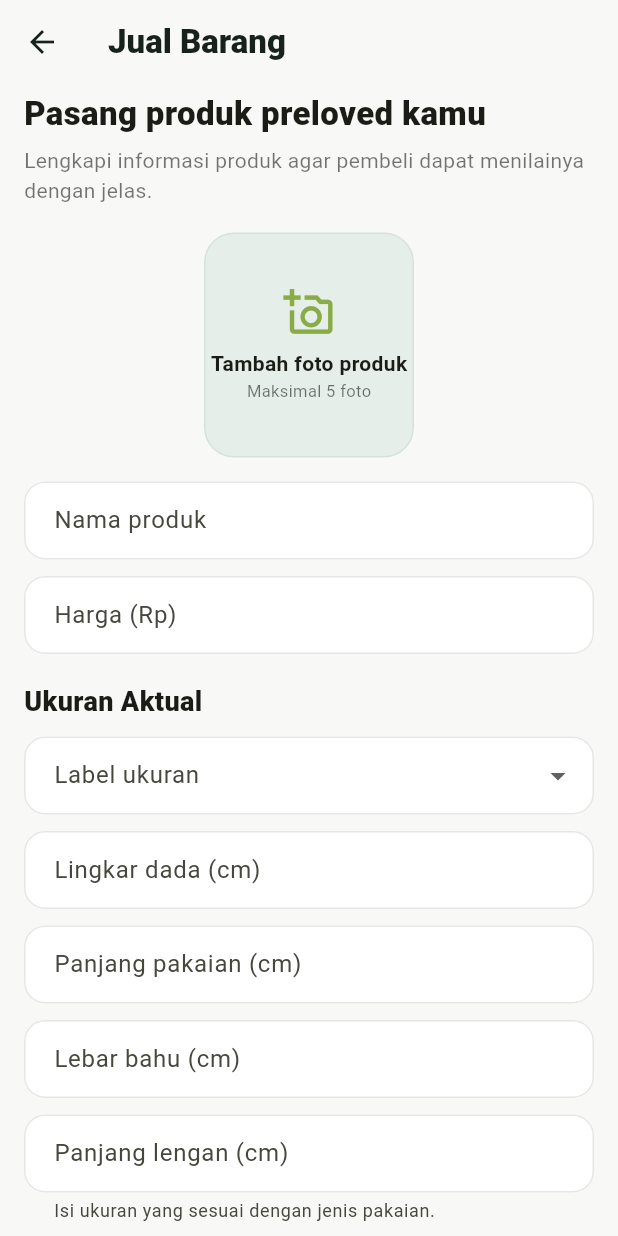
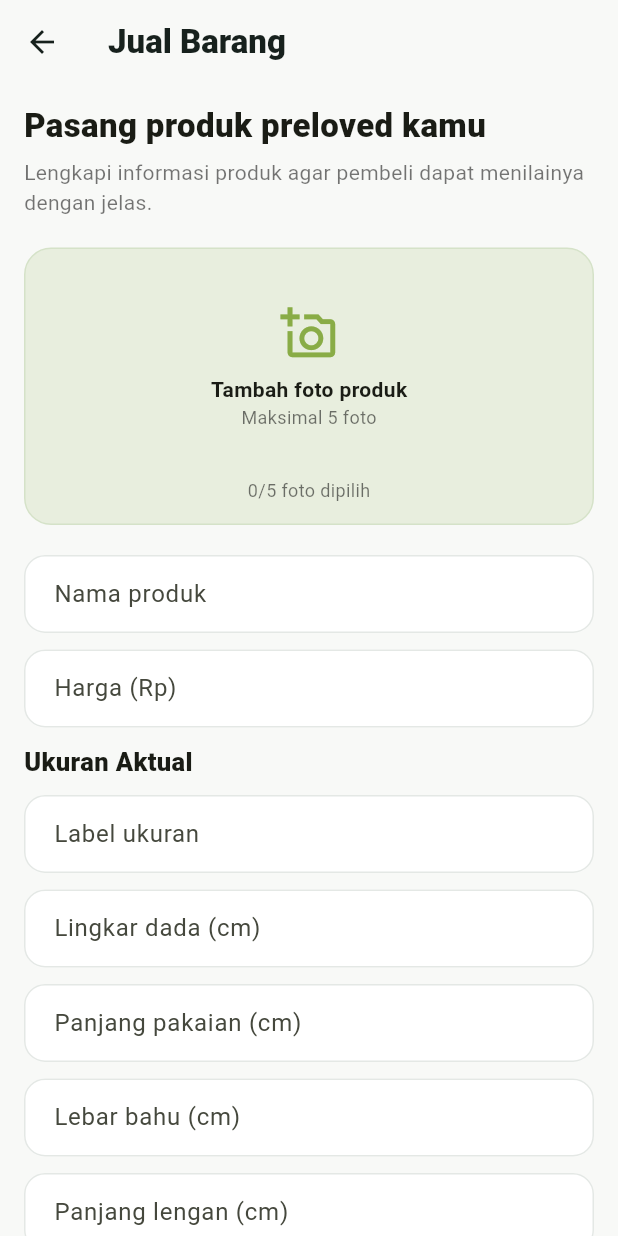
Before and after one commit to IchiMarchalinaPutriRaswa/praktikumPAB, a Flutter app: the SellPage screen opened directly, after a tap on "Tambah foto produk", on a phone screen of 412 x 824 dp. Run offline on Flutter 3.47's test engine with Material 3 defaults, Android fonts, the phone set to English and light mode, and no system bars; our stand-ins replace image_picker; network calls fail.

Commit message:
PreloWear

```diff
--- a/lib/pages/cart_page.dart
+++ b/lib/pages/cart_page.dart
@@ -1,4 +1,3 @@
-
 import 'dart:typed_data';
 import 'package:flutter/material.dart';
 import '../store/cart_store.dart';
--- a/lib/pages/product_detail_page.dart
+++ b/lib/pages/product_detail_page.dart
@@ -1,4 +1,3 @@
-
 import 'dart:typed_data';
 import 'package:flutter/material.dart';
 import '../store/cart_store.dart';
--- a/lib/pages/sell_page.dart
+++ b/lib/pages/sell_page.dart
@@ -1,4 +1,3 @@
-
 import 'dart:typed_data';
 import 'package:flutter/material.dart';
 import 'package:image_picker/image_picker.dart';
@@ -11,181 +10,171 @@ class SellPage extends StatefulWidget {
 }
 
 class _SellPageState extends State<SellPage> {
-  final formKey = GlobalKey<FormState>();
-  final nameController = TextEditingController(), priceController = TextEditingController();
-  final chestController = TextEditingController(), lengthController = TextEditingController();
-  final shoulderController = TextEditingController(), sleeveController = TextEditingController();
-  final descriptionController = TextEditingController(), defectsController = TextEditingController();
+  final nameC = TextEditingController();
+  final priceC = TextEditingController();
+  final descriptionC = TextEditingController();
+  final sizeC = TextEditingController();
+  final chestC = TextEditingController();
+  final lengthC = TextEditingController();
+  final shoulderC = TextEditingController();
+  final sleeveC = TextEditingController();
+  final defectsC = TextEditingController();
   final picker = ImagePicker();
-
-  String condition = 'Sangat baik';
-  String? sizeLabel;
   final List<Uint8List> photos = [];
-  bool hasStain = false, hasHole = false, hasDamagedSeam = false, hasFadedColor = false;
+  Uint8List? evidence;
+  String condition = 'Kondisi sangat baik';
 
   @override
   void dispose() {
-    for (final c in [nameController, priceController, chestController, lengthController, shoulderController, sleeveController, descriptionController, defectsController]) { c.dispose(); }
+    nameC.dispose(); priceC.dispose(); descriptionC.dispose();
+    sizeC.dispose(); chestC.dispose(); lengthC.dispose();
+    shoulderC.dispose(); sleeveC.dispose(); defectsC.dispose();
     super.dispose();
   }
 
-  Future<void> pickPhoto() async {
-    try {
+  void message(String value) => ScaffoldMessenger.of(context).showSnackBar(SnackBar(content: Text(value)));
+
+  Future<void> pickPhotos() async {
     final remaining = 5 - photos.length;
-      if (remaining <= 0) {
-        ScaffoldMessenger.of(context).showSnackBar(const SnackBar(content: Text('Maksimal 5 foto produk.')));
-        return;
+    if (remaining <= 0) { message('Maksimal 5 foto produk.'); return; }
+    final files = await picker.pickMultiImage(imageQuality: 80); if (files.isEmpty) return;
+    final bytes = <Uint8List>[];
+    for (final file in files.take(remaining)) {
+      bytes.add(await file.readAsBytes());
     }
-      final files = await picker.pickMultiImage(imageQuality: 85);
-      if (files.isEmpty || !mounted) return;
-      final selected = files.take(remaining).toList();
-      final bytes = await Future.wait(selected.map((file) => file.readAsBytes()));
-      if (!mounted) return;
-      setState(() => photos.addAll(bytes));
-      if (files.length > remaining) {
-        ScaffoldMessenger.of(context).showSnackBar(SnackBar(content: Text('Hanya $remaining foto yang ditambahkan karena batas maksimal 5 foto.')));
-      }
-    } catch (_) {
-      if (mounted) ScaffoldMessenger.of(context).showSnackBar(const SnackBar(content: Text('Gagal memilih foto. Coba lagi.')));
-    }
+    if (mounted) setState(() => photos.addAll(bytes));
   }
 
-  String formatPrice(int v) => 'Rp${v.toString().replaceAllMapped(RegExp(r'\B(?=(\d{3})+(?!\d))'), (_) => '.')}';
-  double? measure(TextEditingController c) => c.text.trim().isEmpty ? null : double.tryParse(c.text.trim().replaceAll(',', '.'));
-
-  Widget field(String label, TextEditingController c, {bool required = false, bool numeric = false, bool price = false, int maxLines = 1, String? helper}) => Padding(
-    padding: const EdgeInsets.only(bottom: 11),
-    child: TextFormField(controller: c, maxLines: maxLines,
-      keyboardType: price ? TextInputType.number : numeric ? const TextInputType.numberWithOptions(decimal: true) : TextInputType.text,
-      decoration: InputDecoration(labelText: label, helperText: helper),
-      validator: (v) {
-        final text = v?.trim() ?? '';
-        if (required && text.isEmpty) return '$label wajib diisi.';
-        if (price && text.isNotEmpty) { final n = int.tryParse(text.replaceAll(RegExp(r'[^0-9]'), '')); if (n == null || n <= 0) return 'Masukkan harga yang valid.'; }
-        else if (numeric && text.isNotEmpty) { final n = double.tryParse(text.replaceAll(',', '.')); if (n == null || n <= 0) return 'Masukkan ukuran lebih dari 0 cm.'; }
-        return null;
-      },
-    ),
-  );
-
-  Widget photoPicker() => LayoutBuilder(builder: (context, constraints) =>
-    SizedBox(height: 150, child: SingleChildScrollView(
-      scrollDirection: Axis.horizontal,
-      child: ConstrainedBox(
-        constraints: BoxConstraints(minWidth: constraints.maxWidth),
-        child: Row(mainAxisAlignment: MainAxisAlignment.center, mainAxisSize: MainAxisSize.min,
-          children: [
-            if (photos.length < 5)
-              GestureDetector(onTap: pickPhoto, child: Container(
-                width: 140, height: 150,
-                decoration: BoxDecoration(color: const Color(0xFFE5EEE9), borderRadius: BorderRadius.circular(20), border: Border.all(color: const Color(0xFFD5E2DC))),
-                child: const Column(mainAxisAlignment: MainAxisAlignment.center, children: [
-                  Icon(Icons.add_a_photo_outlined, size: 34, color: Color(0xFF89AC46)),
-                  SizedBox(height: 7),
-                  Text('Tambah foto produk', style: TextStyle(fontWeight: FontWeight.w700)),
-                  Text('Maksimal 5 foto', style: TextStyle(fontSize: 11, color: Colors.black54)),
-                ]),
-              )),
-            ...photos.asMap().entries.map((entry) => Container(
-              width: 110, height: 150, margin: const EdgeInsets.only(left: 10),
-              child: Stack(children: [
-                Positioned.fill(child: ClipRRect(borderRadius: BorderRadius.circular(18), child: Image.memory(entry.value, fit: BoxFit.cover))),
-                Positioned(top: 4, right: 4, child: IconButton(
-                  onPressed: () => setState(() => photos.removeAt(entry.key)),
-                  icon: const Icon(Icons.close),
-                  style: IconButton.styleFrom(backgroundColor: Colors.white),
-                )),
-                Positioned(bottom: 5, left: 5, child: Container(
-                  padding: const EdgeInsets.symmetric(horizontal: 7, vertical: 3),
-                  decoration: BoxDecoration(color: Colors.black54, borderRadius: BorderRadius.circular(10)),
-                  child: Text('${entry.key + 1}', style: const TextStyle(color: Colors.white, fontSize: 11)),
-                )),
-              ]),
-            )),
-          ],
-        ),
-      ),
-    )),
-  );
-
-  String buildDefects() {
-    final values = <String>[
-      if (hasStain) 'Terdapat noda', if (hasHole) 'Terdapat lubang',
-      if (hasDamagedSeam) 'Jahitan rusak', if (hasFadedColor) 'Warna memudar',
-      if (defectsController.text.trim().isNotEmpty) defectsController.text.trim(),
-    ];
-    return values.isEmpty ? 'Tidak ada kekurangan yang diketahui penjual.' : values.join('. ');
+  Future<void> pickEvidence() async {
+    final file = await picker.pickImage(
+      source: ImageSource.gallery, imageQuality: 80);
+    if (file == null) return;
+    final bytes = await file.readAsBytes();
+    if (mounted) setState(() => evidence = bytes);
   }
 
-  void submitProduct() {
-    if (!formKey.currentState!.validate()) return;
-    if (photos.isEmpty) {
-      ScaffoldMessenger.of(context).showSnackBar(const SnackBar(content: Text('Pilih minimal satu foto produk terlebih dahulu.')));
-      return;
+  double? measure(TextEditingController c) {
+    final value = double.tryParse(c.text.trim().replaceAll(',', '.')); return value != null && value > 0 ? value : null;
   }
-    final price = int.parse(priceController.text.replaceAll(RegExp(r'[^0-9]'), ''));
+
+  void submit() {
+    final name = nameC.text.trim();
+    final raw = priceC.text.replaceAll(RegExp(r'[^0-9]'), '');
+    if (name.isEmpty || raw.isEmpty || photos.isEmpty) { message('Isi nama, harga, dan minimal satu foto produk.'); return; }
+    final number = int.tryParse(raw);
+    if (number == null || number <= 0) { message('Masukkan harga yang valid.'); return; }
+    final price = 'Rp${number.toString().replaceAllMapped(
+      RegExp(r'\B(?=(\d{3})+(?!\d))'), (_) => '.')}';
     ProductStore.add(ProductItem(
-      name: nameController.text.trim(), price: formatPrice(price),
-      condition: 'Kondisi $condition', images: List<Uint8List>.from(photos),
-      sizeLabel: sizeLabel!, chestCm: measure(chestController), lengthCm: measure(lengthController),
-      shoulderCm: measure(shoulderController), sleeveCm: measure(sleeveController),
-      description: descriptionController.text.trim().isEmpty ? 'Deskripsi produk belum ditambahkan oleh penjual.' : descriptionController.text.trim(),
-      defects: buildDefects(),
+      name: name, price: price, condition: condition,
+      images: List<Uint8List>.from(photos),
+      sizeLabel: sizeC.text.trim().isEmpty ? '-' : sizeC.text.trim(),
+      chestCm: measure(chestC), lengthCm: measure(lengthC),
+      shoulderCm: measure(shoulderC), sleeveCm: measure(sleeveC),
+      description: descriptionC.text.trim().isEmpty
+          ? 'Deskripsi belum dicantumkan.' : descriptionC.text.trim(),
+      defects: defectsC.text.trim().isEmpty
+          ? 'Tidak ada kekurangan yang diketahui.' : defectsC.text.trim(),
+      evidenceImage: evidence,
     ));
-    for (final c in [nameController, priceController, chestController, lengthController, shoulderController, sleeveController, descriptionController, defectsController]) { c.clear(); }
+    for (final c in [nameC, priceC, descriptionC, sizeC, chestC, lengthC, shoulderC, sleeveC, defectsC]) { c.clear(); }
     setState(() {
-      photos.clear(); condition = 'Sangat baik'; sizeLabel = null;
-      hasStain = false; hasHole = false; hasDamagedSeam = false; hasFadedColor = false;
+      photos.clear(); evidence = null;
+      condition = 'Kondisi sangat baik';
     });
-    ScaffoldMessenger.of(context).showSnackBar(const SnackBar(content: Text('Produk berhasil dipasang!')));
+    message('Produk berhasil ditambahkan ke katalog.');
   }
+
+  Widget field(String hint, TextEditingController c, {int lines = 1, TextInputType? type}) => Padding(padding: const EdgeInsets.only(bottom: 11), child: TextField(controller: c, maxLines: lines, keyboardType: type, decoration: InputDecoration(hintText: hint, filled: true, fillColor: Colors.white, border: OutlineInputBorder(borderRadius: BorderRadius.circular(14), borderSide: BorderSide.none))));
+
+  Widget heading(String text) => Padding(padding: const EdgeInsets.only(bottom: 10), child: Text(text, style: const TextStyle(fontSize: 17, fontWeight: FontWeight.w800)));
+
+  Widget photoBox() => Container(width: double.infinity, padding: const EdgeInsets.all(14),
+    decoration: BoxDecoration(color: const Color(0xFFE8EEDE), borderRadius: BorderRadius.circular(18), border: Border.all(color: const Color(0xFFD5E2C8))),
+    child: Column(children: [
+      if (photos.isEmpty)
+        InkWell(onTap: pickPhotos, child: const SizedBox(
+          width: double.infinity, height: 130,
+          child: Column(mainAxisAlignment: MainAxisAlignment.center,
+            children: [
+              Icon(Icons.add_a_photo_outlined, size: 38,
+                color: Color(0xFF89AC46)),
+              SizedBox(height: 8),
+              Text('Tambah foto produk',
+                style: TextStyle(fontWeight: FontWeight.w700)),
+              Text('Maksimal 5 foto',
+                style: TextStyle(fontSize: 12, color: Colors.black54)),
+            ])))
+      else
+        Wrap(spacing: 10, runSpacing: 10, children: [
+          ...photos.asMap().entries.map((e) => Stack(children: [
+            ClipRRect(borderRadius: BorderRadius.circular(12),
+              child: Image.memory(e.value, width: 88, height: 88,
+                fit: BoxFit.cover)),
+            Positioned(right: 2, top: 2, child: InkWell(
+              onTap: () => setState(() => photos.removeAt(e.key)),
+              child: const CircleAvatar(radius: 11,
+                backgroundColor: Colors.red,
+                child: Icon(Icons.close, size: 14, color: Colors.white)))),
+          ])),
+          if (photos.length < 5)
+            InkWell(onTap: pickPhotos, child: Container(
+              width: 88, height: 88,
+              decoration: BoxDecoration(color: Colors.white,
+                borderRadius: BorderRadius.circular(12)),
+              child: const Icon(Icons.add_a_photo_outlined,
+                color: Color(0xFF89AC46)))),
+        ]),
+      const SizedBox(height: 8),
+      Text('${photos.length}/5 foto dipilih',
+        style: const TextStyle(fontSize: 12, color: Colors.black54)),
+    ]),
+  );
 
   @override
   Widget build(BuildContext context) => Scaffold(
     appBar: AppBar(title: const Text('Jual Barang', style: TextStyle(fontWeight: FontWeight.w800))),
-    body: Form(key: formKey, child: ListView(padding: const EdgeInsets.fromLTRB(16, 4, 16, 24), children: [
+    body: ListView(padding: const EdgeInsets.fromLTRB(16, 12, 16, 28), children: [
         const Text('Pasang produk preloved kamu', style: TextStyle(fontSize: 22, fontWeight: FontWeight.w800)),
         const SizedBox(height: 6),
         const Text('Lengkapi informasi produk agar pembeli dapat menilainya dengan jelas.', style: TextStyle(color: Colors.black54)),
-      const SizedBox(height: 18),
-      photoPicker(),
-      const SizedBox(height: 16),
-      field('Nama produk', nameController, required: true),
-      field('Harga (Rp)', priceController, required: true, numeric: true, price: true),
-      const SizedBox(height: 8),
-      const Text('Ukuran Aktual', style: TextStyle(fontSize: 18, fontWeight: FontWeight.w800)),
+        const SizedBox(height: 20), photoBox(),
+        const SizedBox(height: 20),
+        field('Nama produk', nameC),
+        field('Harga (Rp)', priceC, type: TextInputType.number),
+        heading('Ukuran Aktual'),
+        field('Label ukuran', sizeC),
+        field('Lingkar dada (cm)', chestC, type: const TextInputType.numberWithOptions(decimal: true)),
+        field('Panjang pakaian (cm)', lengthC, type: const TextInputType.numberWithOptions(decimal: true)),
+        field('Lebar bahu (cm)', shoulderC, type: const TextInputType.numberWithOptions(decimal: true)),
+        field('Panjang lengan (cm)', sleeveC, type: const TextInputType.numberWithOptions(decimal: true)),
+        heading('Deskripsi Produk'),
+        field('Ceritakan detail produk...', descriptionC, lines: 4),
+        heading('PreloCheck - Informasi Kondisi'),
+        DropdownButtonFormField<String>(value: condition,
+          decoration: InputDecoration(filled: true, fillColor: Colors.white, border: OutlineInputBorder(borderRadius: BorderRadius.circular(14), borderSide: BorderSide.none)),
+          items: const ['Kondisi seperti baru', 'Kondisi sangat baik',
+            'Kondisi cukup baik', 'Kondisi perlu perhatian']
+            .map((v) => DropdownMenuItem(value: v, child: Text(v))).toList(),
+          onChanged: (v) { if (v != null) setState(() => condition = v); },
+        ),
+        const SizedBox(height: 12),
+        field('Jelaskan kekurangan produk (jika ada)', defectsC, lines: 3),
+        OutlinedButton.icon(onPressed: pickEvidence, icon: const Icon(Icons.add_photo_alternate_outlined),
+          label: Text(evidence == null ? 'Tambah foto pendukung kondisi'
+            : 'Ganti foto pendukung kondisi')),
+        if (evidence != null) ...[
           const SizedBox(height: 10),
-      DropdownButtonFormField<String>(value: sizeLabel, decoration: const InputDecoration(labelText: 'Label ukuran'),
-        items: ['XS', 'S', 'M', 'L', 'XL', 'XXL', 'All Size', 'Free Size'].map((v) => DropdownMenuItem(value: v, child: Text(v))).toList(),
-        onChanged: (v) => setState(() => sizeLabel = v), validator: (v) => v == null ? 'Pilih label ukuran.' : null),
-      const SizedBox(height: 11),
-      field('Lingkar dada (cm)', chestController, numeric: true),
-      field('Panjang pakaian (cm)', lengthController, numeric: true),
-      field('Lebar bahu (cm)', shoulderController, numeric: true),
-      field('Panjang lengan (cm)', sleeveController, numeric: true, helper: 'Isi ukuran yang sesuai dengan jenis pakaian.'),
-      const SizedBox(height: 8),
-      const Text('Informasi Produk', style: TextStyle(fontSize: 18, fontWeight: FontWeight.w800)),
-      const SizedBox(height: 10),
-      field('Deskripsi produk', descriptionController, maxLines: 3),
-      const SizedBox(height: 8),
-      const Text('PreloCheck', style: TextStyle(fontSize: 18, fontWeight: FontWeight.w800)),
-      const SizedBox(height: 5),
-      const Text('Periksa kondisi pakaian dan tandai kekurangan yang diketahui sebelum memasang produk.', style: TextStyle(color: Colors.black54)),
-      const SizedBox(height: 10),
-      DropdownButtonFormField<String>(value: condition, decoration: const InputDecoration(labelText: 'Kondisi barang'),
-        items: const [
-          DropdownMenuItem(value: 'Seperti baru', child: Text('Seperti baru')),
-          DropdownMenuItem(value: 'Sangat baik', child: Text('Sangat baik')),
-          DropdownMenuItem(value: 'Cukup baik', child: Text('Cukup baik')),
+          ClipRRect(borderRadius: BorderRadius.circular(12),
+            child: Image.memory(evidence!, height: 150, fit: BoxFit.contain)),
         ],
-        onChanged: (v) => setState(() => condition = v ?? condition)),
-      CheckboxListTile(contentPadding: EdgeInsets.zero, title: const Text('Terdapat noda'), value: hasStain, onChanged: (v) => setState(() => hasStain = v ?? false)),
-      CheckboxListTile(contentPadding: EdgeInsets.zero, title: const Text('Terdapat lubang'), value: hasHole, onChanged: (v) => setState(() => hasHole = v ?? false)),
-      CheckboxListTile(contentPadding: EdgeInsets.zero, title: const Text('Jahitan rusak'), value: hasDamagedSeam, onChanged: (v) => setState(() => hasDamagedSeam = v ?? false)),
-      CheckboxListTile(contentPadding: EdgeInsets.zero, title: const Text('Warna memudar'), value: hasFadedColor, onChanged: (v) => setState(() => hasFadedColor = v ?? false)),
-      field('Keterangan kekurangan lainnya', defectsController, maxLines: 3),
-      const SizedBox(height: 20),
-      ElevatedButton(onPressed: submitProduct, child: const Text('Pasang Produk')),
-    ])),
+        const SizedBox(height: 22),
+        SizedBox(width: double.infinity, height: 50, child: ElevatedButton(onPressed: submit,
+            style: ElevatedButton.styleFrom(
+              backgroundColor: const Color(0xFF89AC46),
+              foregroundColor: Colors.white),
+            child: const Text('Pasang Produk',
+              style: TextStyle(fontWeight: FontWeight.w800)))),
+      ]),
   );
 }
--- a/lib/store/product_store.dart
+++ b/lib/store/product_store.dart
@@ -1,4 +1,3 @@
-
 import 'dart:typed_data';
 import 'package:flutter/foundation.dart';
 
--- a/lib/widgets/product_card.dart
+++ b/lib/widgets/product_card.dart
@@ -1,4 +1,3 @@
-
 import 'dart:typed_data';
 import 'package:flutter/material.dart';
 import '../store/favorite_store.dart';
```
Lines whose indentation alone changed are shown as unchanged.
